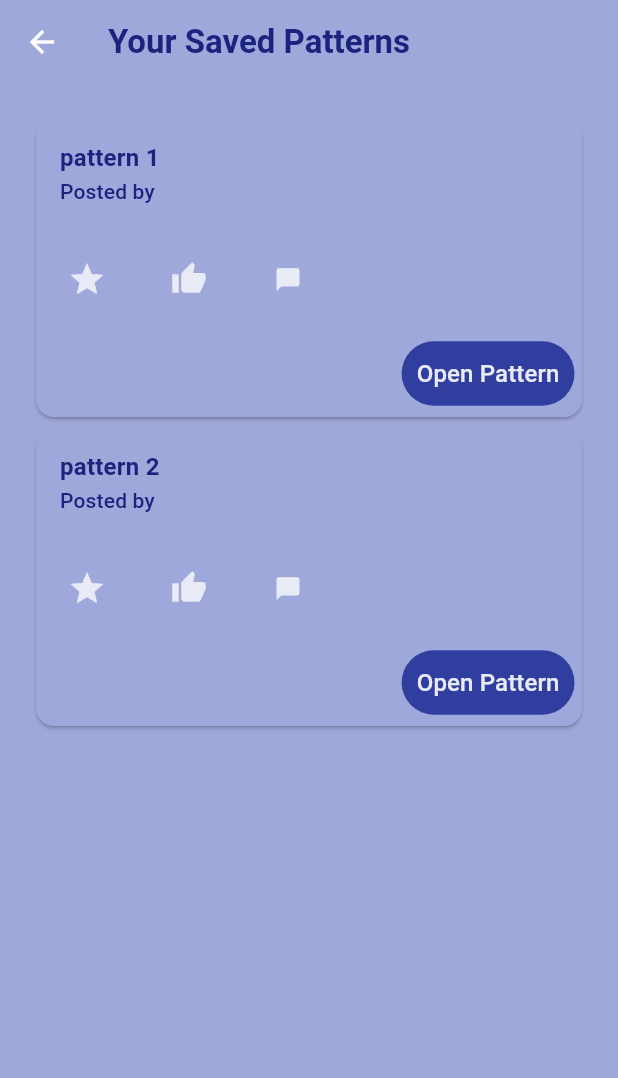
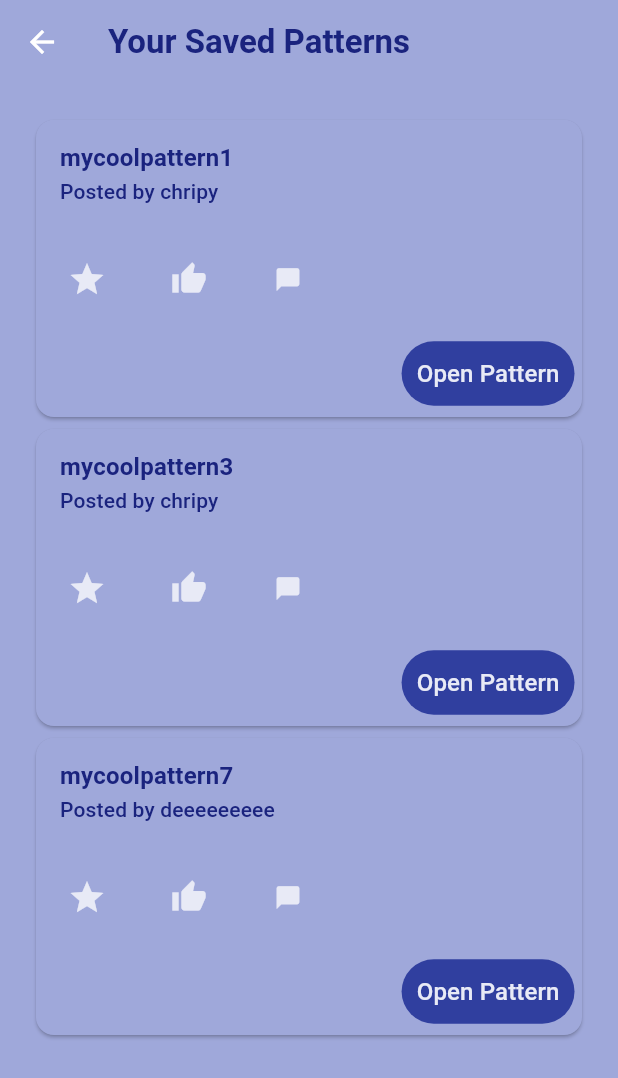
Before and after one commit to darcy-stubbins/final-year-project, a Flutter app: the Saved screen opened directly, on a phone screen of 412 x 824 dp. Shown: the top 1078 px of the screen. Run offline on Flutter 3.47's test engine with Material 3 defaults, Android fonts, the phone set to English and light mode, and no system bars; our stand-ins replace image_picker.

Commit message:
chnaged to show the patterns author under the pattern name on the returned pattern cards

```diff
--- a/lib/coreFunctionality/models/pattern.dart
+++ b/lib/coreFunctionality/models/pattern.dart
@@ -2,19 +2,22 @@ class Pattern {
   final int id;
   final String patternName;
   final String pdfPath;
+  final String patternAuthor;
 
   //constructor
-  Pattern(this.id, this.patternName, this.pdfPath);
+  Pattern(this.id, this.patternName, this.pdfPath, this.patternAuthor);
 
   //mapping the parsed in json elements (id, name and path) to a map
   Pattern.fromJson(Map<String, dynamic> json)
       : id = json['id'] as int,
         patternName = json['pattern_name'] as String,
-        pdfPath = json['pdf_path'] as String;
+        pdfPath = json['pdf_path'] as String,
+        patternAuthor = json['user_name'];
 
   Map<String, dynamic> toJson() => {
         'id': id,
         'pattern_name': patternName,
         'pdf_path': pdfPath,
+        'user_name': patternAuthor,
       };
 }
--- a/lib/pages/home.dart
+++ b/lib/pages/home.dart
@@ -14,7 +14,7 @@ class _HomeState extends State<Home> {
   //function to return patterns for the homepage
   List<Widget> buildPatterns() {
     List<dynamic> patterns = jsonDecode(
-        '[{"id": 1,"pattern_name": "pattern 1","pdf_path": "https://mycoolpatternpdf.com "},{"id": 2,"pattern_name": "pattern 2","pdf_path": "https://mycoolpatternpdf.com "},{"id": 3,"pattern_name": "pattern 3","pdf_path": "https://mycoolpattern123pdf.com "},{"id": 4,"pattern_name": "pattern 4","pdf_path": "https://mycoolpattern123456789pdf.com "},{"id": 5,"pattern_name": "pattern 5","pdf_path": "bsdhbgjsbgjbs"},{"id": 6,"pattern_name": "pattern 6","pdf_path": "bsdhbgjsbgjbs"},{"id": 7,"pattern_name": "pattern 7","pdf_path": "bsdhbgjsbgjbs"}]');
+        '[{"id": 1,"pattern_name": "mycoolpattern1","user_id": 2,"pdf_path": "bsdhbgjsbgjbs","user_name": "chripy"},{"id": 2,"pattern_name": "mycoolpattern2","user_id": 2,"pdf_path": "bsdhbgjsbgjbs","user_name": "chripy"},{"id": 3,"pattern_name": "mycoolpattern3","user_id": 2,"pdf_path": "bsdhbgjsbgjbs","user_name": "chripy"},{"id": 4,"pattern_name": "mycoolpattern4","user_id": 1,"pdf_path": "bsdhbgjsbgjbs","user_name": "deeeeeeeee"},{"id": 5,"pattern_name": "mycoolpattern5","user_id": 3,"pdf_path": "bsdhbgjsbgjbs","user_name": "user123"},{"id": 6,"pattern_name": "mycoolpattern6","user_id": 3,"pdf_path": "bsdhbgjsbgjbs","user_name": "user123"},{"id": 7,"pattern_name": "mycoolpattern7","user_id": 1,"pdf_path": "bsdhbgjsbgjbs","user_name": "deeeeeeeee"}]');
     //create an empty list of widgets
     List<Widget> patternWidgets = <Widget>[];
     //loop that will get each pattern and add it to a pattern card
--- a/lib/pages/partials/patternCard.dart
+++ b/lib/pages/partials/patternCard.dart
@@ -50,7 +50,7 @@ class _PatternCardState extends State<PatternCard> {
                 style: Theme.of(context).textTheme.titleMedium,
               ),
               subtitle: Text(
-                'Posted by ', // author here
+                'Posted by ' + widget.pattern.patternAuthor,
                 style: Theme.of(context).textTheme.titleSmall,
               ),
             ),
--- a/lib/pages/saved.dart
+++ b/lib/pages/saved.dart
@@ -15,7 +15,7 @@ class _SavedState extends State<Saved> {
   List<Widget> buildSavedPatterns() {
     //decoding the json
     List<dynamic> patterns = jsonDecode(
-        '[{"id": 1,"pattern_name": "pattern 1","pdf_path": "https://mycoolpatternpdf.com"},{"id": 2,"pattern_name": "pattern 2","pdf_path": "https://mycoolpatternpdf.com"}]');
+        '[{"id": 1,"pattern_name": "mycoolpattern1","pdf_path": "bsdhbgjsbgjbs","user_name": "chripy"},{"id": 3,"pattern_name": "mycoolpattern3","pdf_path": "bsdhbgjsbgjbs","user_name": "chripy"},{"id": 7,"pattern_name": "mycoolpattern7","pdf_path": "bsdhbgjsbgjbs","user_name": "deeeeeeeee"}]');
     //create empty widget list
     List<Widget> widgets = <Widget>[];
     //loop that will get each pattern and add it to a pattern card
```
